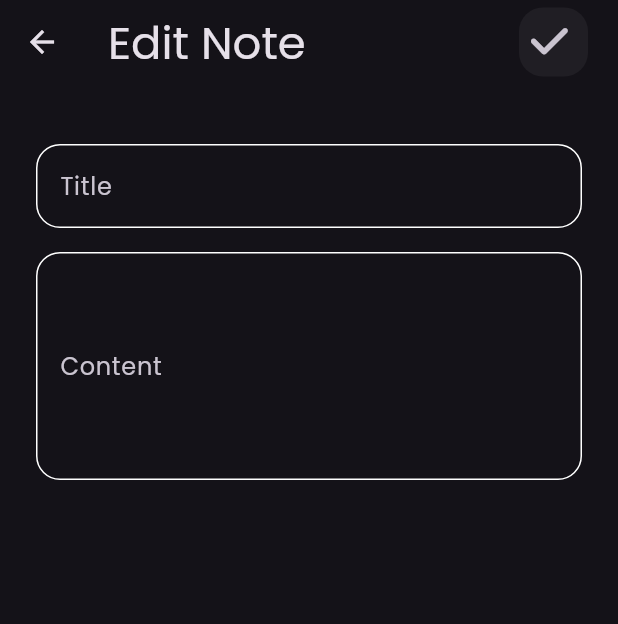
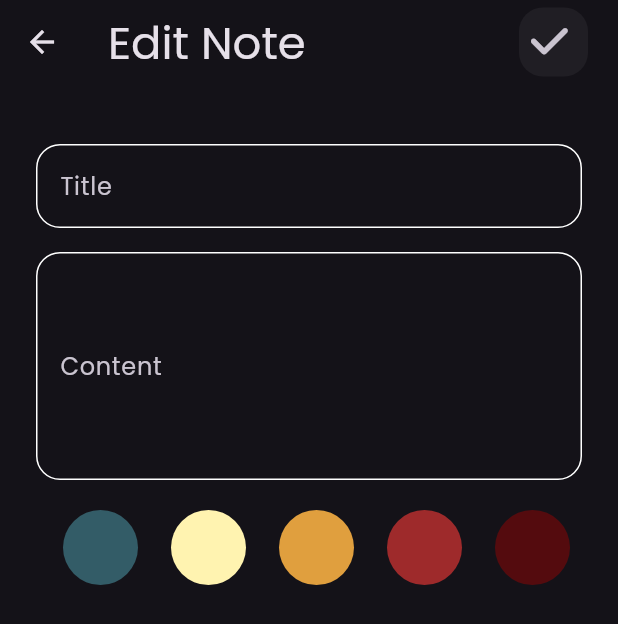
Before and after one commit to Tomas-Ashraf/notes_app, a Flutter app: the EditNoteView screen opened directly with empty values, on a phone screen of 412 x 824 dp. Shown: the top 624 px of the screen. Run offline on Flutter 3.47's test engine with Material 3 defaults, Android fonts, the phone set to English and light mode, and no system bars; our stand-ins replace bloc, flutter_bloc, font_awesome_flutter, hive_flutter; accounts and stored records are empty.

Commit message:
Finish Notes App

```diff
--- a/lib/constants.dart
+++ b/lib/constants.dart
@@ -4,3 +4,10 @@ import 'package:flutter/material.dart';
 
 const kPrimaryColor = Color(0xff62FCD7);
 const kNotesBox = 'notes_box';
+final List<Color> kColors = const [
+    Color(0xff335c67),
+    Color(0xfffff3b0),
+    Color(0xffe09f3e),
+    Color(0xff9e2a2b),
+    Color(0xff540b0e),
+  ];
--- a/lib/models/note_model.dart
+++ b/lib/models/note_model.dart
@@ -11,7 +11,7 @@ class NoteModel extends HiveObject {
   @HiveField(2)
   final String date;
   @HiveField(3)
-  late final int color;
+  int color;
 
   NoteModel({
     required this.title,
--- a/lib/views/edit_note_view.dart
+++ b/lib/views/edit_note_view.dart
@@ -1,11 +1,14 @@
-// ignore_for_file: deprecated_member_use, depend_on_referenced_packages
+// ignore_for_file: deprecated_member_use, depend_on_referenced_packages, sized_box_for_whitespace
 
 import 'package:flutter/material.dart';
 import 'package:flutter_bloc/flutter_bloc.dart';
+
 import 'package:notes_app/cubits/cubit/notes_cubit.dart';
 import 'package:notes_app/models/note_model.dart';
+
 import 'package:notes_app/widgets/custom_text_field.dart';
 import 'package:font_awesome_flutter/font_awesome_flutter.dart';
+import 'package:notes_app/widgets/edit_note_color_list.dart';
 
 class EditNoteView extends StatefulWidget {
   const EditNoteView({super.key, required this.noteModel});
@@ -62,6 +65,7 @@ class _EditNoteViewState extends State<EditNoteView> {
           children: [
             CustomTextFormField(
               label: 'Title',
+              hint: widget.noteModel.title,
               onChanged: (value) {
                 title = value;
               },
@@ -71,11 +75,21 @@ class _EditNoteViewState extends State<EditNoteView> {
             ),
             CustomTextFormField(
               label: 'Content',
+              hint: widget.noteModel.subTitle,
               minLines: 5,
               onChanged: (value) {
                 content = value;
               },
             ),
+            SizedBox(
+              height: 20,
+            ),
+            Container(
+                width: 350,
+                height: 50,
+                child: EditNoteColorList(
+                  note: widget.noteModel,
+                )),
           ],
         ),
       ),
--- a/lib/widgets/colors_list_view.dart
+++ b/lib/widgets/colors_list_view.dart
@@ -1,5 +1,6 @@
 import 'package:flutter/material.dart';
 import 'package:flutter_bloc/flutter_bloc.dart';
+import 'package:notes_app/constants.dart';
 import 'package:notes_app/cubits/add_note_cubit/add_note_cubit.dart';
 
 class ColorsListView extends StatefulWidget {
@@ -13,28 +14,22 @@ class ColorsListView extends StatefulWidget {
 
 class _ColorsListViewState extends State<ColorsListView> {
   int currentIndex = 0;
-  final List<Color> colors = const [
-    Color(0xff335c67),
-    Color(0xfffff3b0),
-    Color(0xffe09f3e),
-    Color(0xff9e2a2b),
-    Color(0xff540b0e),
-  ];
+
   @override
   Widget build(BuildContext context) {
     return ListView.builder(
-      itemCount: colors.length,
+      itemCount: kColors.length,
       scrollDirection: Axis.horizontal,
       itemBuilder: (context, index) {
         return GestureDetector(
           onTap: () {
             currentIndex = index;
-            BlocProvider.of<AddNoteCubit>(context).color = colors[index];
+            BlocProvider.of<AddNoteCubit>(context).color = kColors[index];
             setState(() {});
           },
           child: ColorItem(
             isActive: currentIndex == index,
-            color: colors[index],
+            color: kColors[index],
           ),
         );
       },
--- a/lib/widgets/custom_text_field.dart
+++ b/lib/widgets/custom_text_field.dart
@@ -4,12 +4,14 @@ import 'package:notes_app/constants.dart';
 class CustomTextFormField extends StatefulWidget {
   const CustomTextFormField(
       {super.key,
-      required this.label,
+      this.label,
       this.minLines,
       this.onSaved,
-      this.onChanged});
-  final String label;
+      this.onChanged,
+      this.hint});
+  final String? label;
   final int? minLines;
+  final String? hint;
   final void Function(String?)? onSaved;
   final void Function(String?)? onChanged;
 
@@ -34,7 +36,8 @@ class _CustomTextFormFieldState extends State<CustomTextFormField> {
       minLines: widget.minLines,
       cursorColor: kPrimaryColor,
       decoration: InputDecoration(
-        label: Text(widget.label),
+        label: Text(widget.label ?? ''),
+        hintText: widget.hint,
         border: buildBorder(),
         enabledBorder: buildBorder(),
         focusedBorder: buildBorder(
--- /dev/null
+++ b/lib/widgets/edit_note_color_list.dart
@@ -0,0 +1,45 @@
+// ignore_for_file: deprecated_member_use
+
+import 'package:flutter/material.dart';
+import 'package:notes_app/constants.dart';
+import 'package:notes_app/models/note_model.dart';
+import 'package:notes_app/widgets/colors_list_view.dart';
+
+class EditNoteColorList extends StatefulWidget {
+  const EditNoteColorList({super.key, required this.note});
+  final NoteModel note;
+
+  @override
+  State<EditNoteColorList> createState() => _EditNoteColorListState();
+}
+
+class _EditNoteColorListState extends State<EditNoteColorList> {
+  late int currentIndex;
+
+  @override
+  void initState() {
+    super.initState();
+    currentIndex = kColors.indexOf(Color(widget.note.color));
+  }
+
+  @override
+  Widget build(BuildContext context) {
+    return ListView.builder(
+      itemCount: kColors.length,
+      scrollDirection: Axis.horizontal,
+      itemBuilder: (context, index) {
+        return GestureDetector(
+          onTap: () {
+            currentIndex = index;
+            widget.note.color = kColors[index].value;
+            setState(() {});
+          },
+          child: ColorItem(
+            isActive: currentIndex == index,
+            color: kColors[index],
+          ),
+        );
+      },
+    );
+  }
+}
```
Also changed, not shown: 4 other files.
